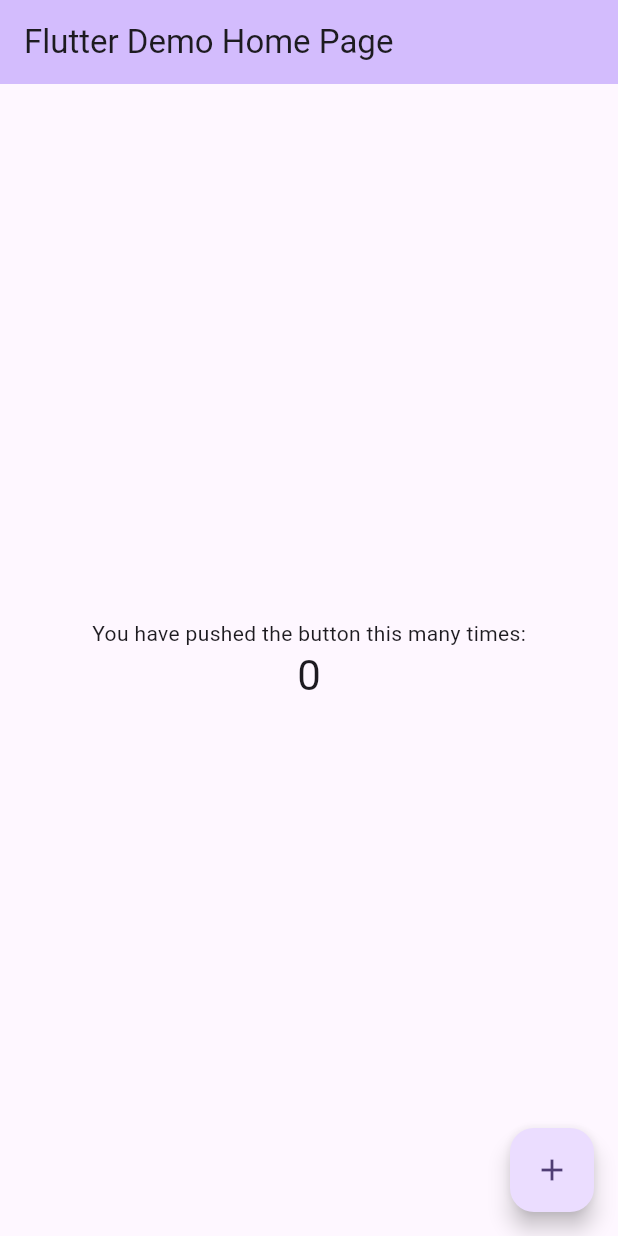
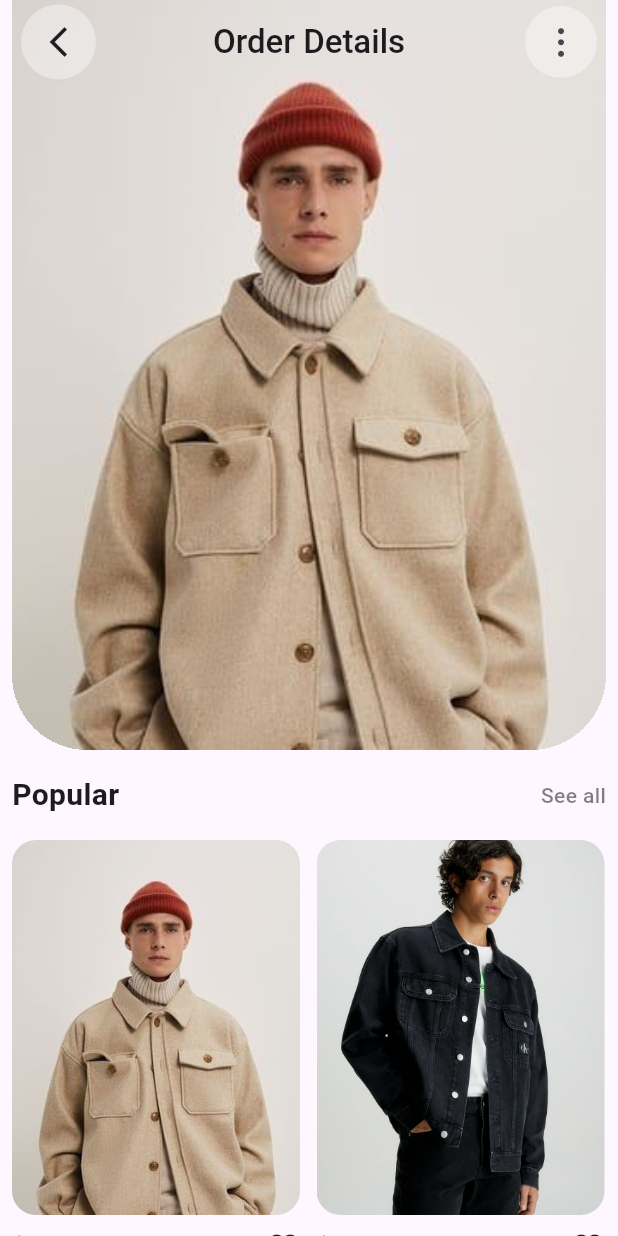
Before and after one commit to msx-git/flutter_day_41, a Flutter app: the screen it shows after launch, on a phone screen of 412 x 824 dp. Run offline on Flutter 3.47's test engine with Material 3 defaults, Android fonts, the phone set to English and light mode, and no system bars.

Commit message:
GridView is done

```diff
--- a/lib/main.dart
+++ b/lib/main.dart
@@ -1,4 +1,7 @@
 import 'package:flutter/material.dart';
+import 'package:flutter_day_41/views/screens/task.dart';
+
+import 'views/screens/home_screen.dart';
 
 void main() {
   runApp(const MyApp());
@@ -10,116 +13,9 @@
   // This widget is the root of your application.
   @override
   Widget build(BuildContext context) {
-    return MaterialApp(
-      title: 'Flutter Demo',
-      theme: ThemeData(
-        // This is the theme of your application.
-        //
-        // TRY THIS: Try running your application with "flutter run". You'll see
-        // the application has a purple toolbar. Then, without quitting the app,
-        // try changing the seedColor in the colorScheme below to Colors.green
-        // and then invoke "hot reload" (save your changes or press the "hot
-        // reload" button in a Flutter-supported IDE, or press "r" if you used
-        // the command line to start the app).
-        //
-        // Notice that the counter didn't reset back to zero; the application
-        // state is not lost during the reload. To reset the state, use hot
-        // restart instead.
-        //
-        // This works for code too, not just values: Most code changes can be
-        // tested with just a hot reload.
-        colorScheme: ColorScheme.fromSeed(seedColor: Colors.deepPurple),
-        useMaterial3: true,
-      ),
-      home: const MyHomePage(title: 'Flutter Demo Home Page'),
+    return const MaterialApp(
+      debugShowCheckedModeBanner: false,
+      home: Task(),
     );
   }
 }
-
-class MyHomePage extends StatefulWidget {
-  const MyHomePage({super.key, required this.title});
-
-  // This widget is the home page of your application. It is stateful, meaning
-  // that it has a State object (defined below) that contains fields that affect
-  // how it looks.
-
-  // This class is the configuration for the state. It holds the values (in this
-  // case the title) provided by the parent (in this case the App widget) and
-  // used by the build method of the State. Fields in a Widget subclass are
-  // always marked "final".
-
-  final String title;
-
-  @override
-  State<MyHomePage> createState() => _MyHomePageState();
-}
-
-class _MyHomePageState extends State<MyHomePage> {
-  int _counter = 0;
-
-  void _incrementCounter() {
-    setState(() {
-      // This call to setState tells the Flutter framework that something has
-      // changed in this State, which causes it to rerun the build method below
-      // so that the display can reflect the updated values. If we changed
-      // _counter without calling setState(), then the build method would not be
-      // called again, and so nothing would appear to happen.
-      _counter++;
-    });
-  }
-
-  @override
-  Widget build(BuildContext context) {
-    // This method is rerun every time setState is called, for instance as done
-    // by the _incrementCounter method above.
-    //
-    // The Flutter framework has been optimized to make rerunning build methods
-    // fast, so that you can just rebuild anything that needs updating rather
-    // than having to individually change instances of widgets.
-    return Scaffold(
-      appBar: AppBar(
-        // TRY THIS: Try changing the color here to a specific color (to
-        // Colors.amber, perhaps?) and trigger a hot reload to see the AppBar
-        // change color while the other colors stay the same.
-        backgroundColor: Theme.of(context).colorScheme.inversePrimary,
-        // Here we take the value from the MyHomePage object that was created by
-        // the App.build method, and use it to set our appbar title.
-        title: Text(widget.title),
-      ),
-      body: Center(
-        // Center is a layout widget. It takes a single child and positions it
-        // in the middle of the parent.
-        child: Column(
-          // Column is also a layout widget. It takes a list of children and
-          // arranges them vertically. By default, it sizes itself to fit its
-          // children horizontally, and tries to be as tall as its parent.
-          //
-          // Column has various properties to control how it sizes itself and
-          // how it positions its children. Here we use mainAxisAlignment to
-          // center the children vertically; the main axis here is the vertical
-          // axis because Columns are vertical (the cross axis would be
-          // horizontal).
-          //
-          // TRY THIS: Invoke "debug painting" (choose the "Toggle Debug Paint"
-          // action in the IDE, or press "p" in the console), to see the
-          // wireframe for each widget.
-          mainAxisAlignment: MainAxisAlignment.center,
-          children: <Widget>[
-            const Text(
-              'You have pushed the button this many times:',
-            ),
-            Text(
-              '$_counter',
-              style: Theme.of(context).textTheme.headlineMedium,
-            ),
-          ],
-        ),
-      ),
-      floatingActionButton: FloatingActionButton(
-        onPressed: _incrementCounter,
-        tooltip: 'Increment',
-        child: const Icon(Icons.add),
-      ), // This trailing comma makes auto-formatting nicer for build methods.
-    );
-  }
-}
--- /dev/null
+++ b/lib/views/screens/task.dart
@@ -0,0 +1,189 @@
+import 'package:flutter/cupertino.dart';
+import 'package:flutter/material.dart';
+
+import '../widgets/persistent_header.dart';
+
+class Task extends StatelessWidget {
+  const Task({super.key});
+
+  @override
+  Widget build(BuildContext context) {
+    return Scaffold(
+      body: Padding(
+        padding: const EdgeInsets.symmetric(horizontal: 8.0),
+        child: CustomScrollView(
+          slivers: [
+            /// Appbar
+            SliverAppBar(
+              leading: Container(
+                margin: const EdgeInsets.only(left: 6),
+                padding: const EdgeInsets.all(10),
+                decoration: const BoxDecoration(
+                    shape: BoxShape.circle, color: Colors.white38),
+                child: const Icon(Icons.arrow_back_ios_new),
+              ),
+              title: const Text(
+                "Order Details",
+                style: TextStyle(fontWeight: FontWeight.w500),
+              ),
+              actions: [
+                Container(
+                  margin: const EdgeInsets.only(right: 6),
+                  padding: const EdgeInsets.all(12),
+                  decoration: const BoxDecoration(
+                      shape: BoxShape.circle, color: Colors.white38),
+                  child: const Icon(CupertinoIcons.ellipsis_vertical),
+                ),
+              ],
+              pinned: true,
+              centerTitle: true,
+              floating: true,
+              flexibleSpace: FlexibleSpaceBar(
+                background: Container(
+                    clipBehavior: Clip.hardEdge,
+                    decoration: const BoxDecoration(
+                      borderRadius: BorderRadius.only(
+                        bottomLeft: Radius.circular(50),
+                        bottomRight: Radius.circular(50),
+                      ),
+                    ),
+                    child: Image.asset(
+                      "assets/images/image_1.jpg",
+                      fit: BoxFit.cover,
+                    )),
+              ),
+              expandedHeight: 500,
+            ),
+
+            /// POPULAR label
+            SliverPersistentHeader(
+              pinned: true,
+              delegate: SliverAppBarDelegate(
+                minHeight: 40,
+                maxHeight: 60,
+                child: Container(
+                  color: Theme.of(context).scaffoldBackgroundColor,
+                  child: Row(
+                    mainAxisAlignment: MainAxisAlignment.spaceBetween,
+                    children: [
+                      const Text(
+                        'Popular',
+                        style: TextStyle(
+                            fontWeight: FontWeight.w600, fontSize: 20),
+                      ),
+                      Text(
+                        'See all',
+                        style: TextStyle(
+                          fontWeight: FontWeight.w500,
+                          color: Colors.black.withOpacity(0.5),
+                        ),
+                      ),
+                    ],
+                  ),
+                ),
+              ),
+            ),
+
+            /// GRID VIEW
+            SliverGrid(
+              gridDelegate: const SliverGridDelegateWithMaxCrossAxisExtent(
+                maxCrossAxisExtent: 200,
+                mainAxisSpacing: 0.0,
+                crossAxisSpacing: 10.0,
+                childAspectRatio: 1 / 1.7,
+              ),
+              delegate: SliverChildBuilderDelegate(
+                (context, index) {
+                  final String image = index.isEven
+                      ? 'assets/images/image_1.jpg'
+                      : 'assets/images/image_2.webp';
+                  return Column(
+                    crossAxisAlignment: CrossAxisAlignment.start,
+                    mainAxisSize: MainAxisSize.min,
+                    children: [
+                      ClipRRect(
+                        borderRadius: BorderRadius.circular(16),
+                        child: Image.asset(
+                          image,
+                          fit: BoxFit.cover,
+                          width: 192,
+                          height: 250,
+                        ),
+                      ),
+                      const SizedBox(height: 10),
+                      const Row(
+                        mainAxisAlignment: MainAxisAlignment.spaceBetween,
+                        children: [
+                          Text(
+                            "\$ 26.15",
+                            style: TextStyle(fontSize: 16.0),
+                          ),
+                          Icon(Icons.favorite_border)
+                        ],
+                      ),
+                      Text(
+                        index.isEven
+                            ? "Pull & Bear men's..."
+                            : "ZARA United Arab...",
+                      ),
+                    ],
+                  );
+                },
+                childCount: 6,
+              ),
+            ),
+
+            /// MEN_FASHION label
+            SliverPersistentHeader(
+              pinned: true,
+              delegate: SliverAppBarDelegate(
+                minHeight: 40,
+                maxHeight: 60,
+                child: Container(
+                  color: Theme.of(context).scaffoldBackgroundColor,
+                  child: Row(
+                    mainAxisAlignment: MainAxisAlignment.spaceBetween,
+                    children: [
+                      const Text(
+                        "Men's Fashion",
+                        style: TextStyle(
+                            fontWeight: FontWeight.w600, fontSize: 20),
+                      ),
+                      Text(
+                        'See all',
+                        style: TextStyle(
+                          fontWeight: FontWeight.w500,
+                          color: Colors.black.withOpacity(0.5),
+                        ),
+                      ),
+                    ],
+                  ),
+                ),
+              ),
+            ),
+
+            /// LIST VIEW
+            SliverList(
+              delegate: SliverChildBuilderDelegate(
+                (context, index) {
+                  return Container(
+                    width: double.infinity,
+                    margin: const EdgeInsets.symmetric(vertical: 10),
+                    height: 100,
+                    decoration: const BoxDecoration(),
+                    child: const Column(
+                      crossAxisAlignment: CrossAxisAlignment.start,
+                      mainAxisSize: MainAxisSize.min,
+                      children: [Text('data')],
+                    ),
+                  );
+                },
+                childCount: 20,
+              ),
+            ),
+          ],
+        ),
+      ),
+    );
+  }
+}
```
Also changed, not shown: lib/views/screens/home_screen.dart (added, +86 -0 lines), lib/views/widgets/persistent_header.dart (added, +32 -0 lines), pubspec.yaml (+4 -55 lines), assets/images/image_1.jpg (added), assets/images/image_2.webp (added), assets/images/image_3.jpg (added), pubspec.lock.
